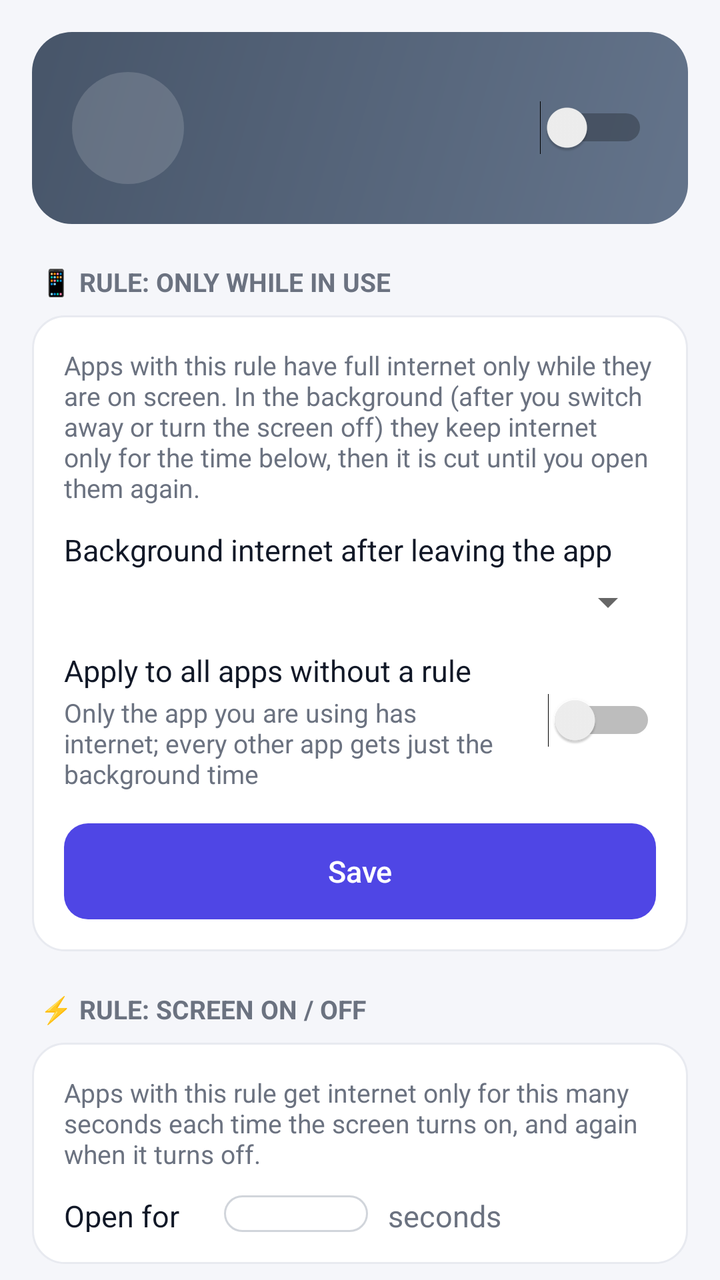
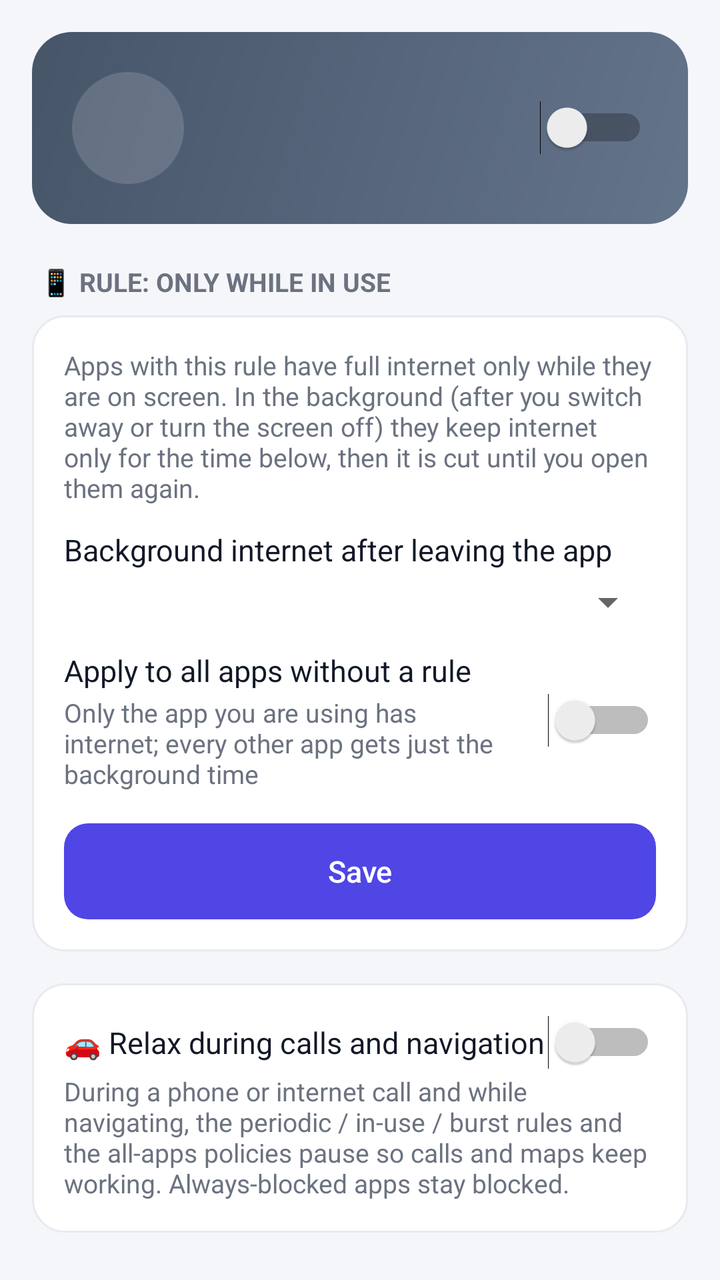

An Android layout rendered at two revisions. The XML below is the earlier revision; the diff shows what the commit changed to produce the second picture.
<!-- AndroidManifest.xml: application theme AppTheme -->
<!-- res/layout/firewall_header.xml -->
<?xml version="1.0" encoding="utf-8"?>
<LinearLayout xmlns:android="http://schemas.android.com/apk/res/android"
    android:layout_width="match_parent"
    android:layout_height="wrap_content"
    android:orientation="vertical"
    android:paddingStart="16dp"
    android:paddingTop="16dp"
    android:paddingEnd="16dp"
    android:paddingBottom="8dp">

    
    <LinearLayout
        android:id="@+id/fwCard"
        android:layout_width="match_parent"
        android:layout_height="wrap_content"
        android:background="@drawable/bg_status_off"
        android:gravity="center_vertical"
        android:orientation="horizontal"
        android:padding="20dp">

        <TextView
            android:id="@+id/fwIcon"
            android:layout_width="56dp"
            android:layout_height="56dp"
            android:background="@drawable/bg_blocked_circle"
            android:gravity="center"
            android:textSize="28sp" />

        <LinearLayout
            android:layout_width="0dp"
            android:layout_height="wrap_content"
            android:layout_marginStart="16dp"
            android:layout_weight="1"
            android:orientation="vertical">

            <TextView
                android:id="@+id/fwTitle"
                android:layout_width="match_parent"
                android:layout_height="wrap_content"
                android:textColor="#FFFFFF"
                android:textSize="19sp"
                android:textStyle="bold" />

            <TextView
                android:id="@+id/fwSub"
                android:layout_width="match_parent"
                android:layout_height="wrap_content"
                android:layout_marginTop="2dp"
                android:textColor="#E6FFFFFF"
                android:textSize="14sp" />
        </LinearLayout>

        <Switch
            android:id="@+id/fwSwitch"
            android:layout_width="wrap_content"
            android:layout_height="wrap_content"
            android:layout_marginStart="8dp" />
    </LinearLayout>

    
    <TextView
        style="@style/SectionTitle"
        android:text="@string/fw_inuse_header" />

    <LinearLayout
        android:layout_width="match_parent"
        android:layout_height="wrap_content"
        android:background="@drawable/bg_card"
        android:orientation="vertical"
        android:padding="16dp">

        <TextView
            android:layout_width="match_parent"
            android:layout_height="wrap_content"
            android:text="@string/fw_inuse_desc"
            android:textColor="@color/text_muted"
            android:textSize="13sp" />

        <TextView
            android:layout_width="match_parent"
            android:layout_height="wrap_content"
            android:layout_marginTop="12dp"
            android:text="@string/fw_inuse_grace_label"
            android:textColor="@color/text"
            android:textSize="15sp" />

        <Spinner
            android:id="@+id/inUseGrace"
            android:layout_width="match_parent"
            android:layout_height="wrap_content"
            android:layout_marginTop="4dp" />

        <LinearLayout
            android:layout_width="match_parent"
            android:layout_height="wrap_content"
            android:layout_marginTop="12dp"
            android:gravity="center_vertical"
            android:orientation="horizontal">

            <LinearLayout
                android:layout_width="0dp"
                android:layout_height="wrap_content"
                android:layout_weight="1"
                android:orientation="vertical">

                <TextView
                    android:layout_width="match_parent"
                    android:layout_height="wrap_content"
                    android:text="@string/fw_inuse_all_title"
                    android:textColor="@color/text"
                    android:textSize="15sp" />

                <TextView
                    android:layout_width="match_parent"
                    android:layout_height="wrap_content"
                    android:layout_marginTop="2dp"
                    android:text="@string/fw_inuse_all_sub"
                    android:textColor="@color/text_muted"
                    android:textSize="13sp" />
            </LinearLayout>

            <Switch
                android:id="@+id/inUseAllSwitch"
                android:layout_width="wrap_content"
                android:layout_height="wrap_content"
                android:layout_marginStart="12dp" />
        </LinearLayout>

        <Button
            android:id="@+id/inUseSave"
            style="@style/PrimaryButton"
            android:layout_marginTop="16dp"
            android:text="@string/save" />
    </LinearLayout>

    
    <TextView
        style="@style/SectionTitle"
        android:text="@string/fw_burst_header" />

    <LinearLayout
        android:layout_width="match_parent"
        android:layout_height="wrap_content"
        android:background="@drawable/bg_card"
        android:orientation="vertical"
        android:padding="16dp">

            <TextView
                android:layout_width="match_parent"
                android:layout_height="wrap_content"
                android:text="@string/fw_burst_desc"
                android:textColor="@color/text_muted"
                android:textSize="13sp" />
            <LinearLayout
                android:layout_width="match_parent"
                android:layout_height="wrap_content"
                android:layout_marginTop="12dp"
                android:gravity="center_vertical"
                android:orientation="horizontal">

                <TextView
                    android:layout_width="80dp"
                    android:layout_height="wrap_content"
                    android:text="@string/fw_allow_for"
                    android:textColor="@color/text"
                    android:textSize="15sp" />

                <EditText
                    android:id="@+id/burstSec"
                    android:layout_width="72dp"
                    android:layout_height="wrap_content"
                    android:background="@drawable/bg_input"
                    android:gravity="center"
                    android:inputType="number"
                    android:maxLength="4"
                    android:textColor="@color/text" />

                <TextView
                    android:layout_width="wrap_content"
                    android:layout_height="wrap_content"
                    android:layout_marginStart="10dp"
                    android:text="@string/unit_seconds"
                    android:textColor="@color/text_muted"
                    android:textSize="15sp" />
            </LinearLayout>

        <Button
            android:id="@+id/burstSave"
            style="@style/PrimaryButton"
            android:layout_marginTop="16dp"
            android:text="@string/save" />
    </LinearLayout>

    
    <TextView
        style="@style/SectionTitle"
        android:text="@string/fw_periodic_header" />

    <LinearLayout
        android:layout_width="match_parent"
        android:layout_height="wrap_content"
        android:background="@drawable/bg_card"
        android:orientation="vertical"
        android:padding="16dp">

            <TextView
                android:layout_width="match_parent"
                android:layout_height="wrap_content"
                android:text="@string/fw_periodic_desc"
                android:textColor="@color/text_muted"
                android:textSize="13sp" />
            <LinearLayout
                android:layout_width="match_parent"
                android:layout_height="wrap_content"
                android:layout_marginTop="12dp"
                android:gravity="center_vertical"
                android:orientation="horizontal">

                <TextView
                    android:layout_width="80dp"
                    android:layout_height="wrap_content"
                    android:text="@string/fw_allow_for"
                    android:textColor="@color/text"
                    android:textSize="15sp" />

                <EditText
                    android:id="@+id/onVal"
                    android:layout_width="72dp"
                    android:layout_height="wrap_content"
                    android:background="@drawable/bg_input"
                    android:gravity="center"
                    android:inputType="number"
                    android:maxLength="4"
                    android:textColor="@color/text" />

                <Spinner
                    android:id="@+id/onUnit"
                    android:layout_width="0dp"
                    android:layout_height="wrap_content"
                    android:layout_marginStart="8dp"
                    android:layout_weight="1" />
            </LinearLayout>
            <LinearLayout
                android:layout_width="match_parent"
                android:layout_height="wrap_content"
                android:layout_marginTop="10dp"
                android:gravity="center_vertical"
                android:orientation="horizontal">

                <TextView
                    android:layout_width="80dp"
                    android:layout_height="wrap_content"
                    android:text="@string/fw_every"
                    android:textColor="@color/text"
                    android:textSize="15sp" />

                <EditText
                    android:id="@+id/everyVal"
                    android:layout_width="72dp"
                    android:layout_height="wrap_content"
                    android:background="@drawable/bg_input"
                    android:gravity="center"
                    android:inputType="number"
                    android:maxLength="4"
                    android:textColor="@color/text" />

                <Spinner
                    android:id="@+id/everyUnit"
                    android:layout_width="0dp"
                    android:layout_height="wrap_content"
                    android:layout_marginStart="8dp"
                    android:layout_weight="1" />
            </LinearLayout>

        <TextView
            android:layout_width="match_parent"
            android:layout_height="wrap_content"
            android:layout_marginTop="14dp"
            android:layout_marginBottom="8dp"
            android:text="@string/fw_presets"
            android:textColor="@color/text_muted"
            android:textSize="13sp" />

        <HorizontalScrollView
            android:layout_width="match_parent"
            android:layout_height="wrap_content"
            android:scrollbars="none">

            <LinearLayout
                android:layout_width="wrap_content"
                android:layout_height="wrap_content"
                android:orientation="horizontal">

                <TextView
                    android:id="@+id/preset1"
                    style="@style/Chip"
                    android:text="@string/preset_1" />

                <TextView
                    android:id="@+id/preset2"
                    style="@style/Chip"
                    android:text="@string/preset_2" />

                <TextView
                    android:id="@+id/preset3"
                    style="@style/Chip"
                    android:text="@string/preset_3" />
            </LinearLayout>
        </HorizontalScrollView>

            <TextView
                android:layout_width="match_parent"
                android:layout_height="wrap_content"
                android:layout_marginTop="14dp"
                android:text="@string/fw_screen_on_label"
                android:textColor="@color/text"
                android:textSize="15sp" />

            <Spinner
                android:id="@+id/screenOnMode"
                android:layout_width="match_parent"
                android:layout_height="wrap_content"
                android:layout_marginTop="4dp" />

            <LinearLayout
                android:id="@+id/graceRow"
                android:layout_width="match_parent"
                android:layout_height="wrap_content"
                android:orientation="vertical">

                <TextView
                    android:layout_width="match_parent"
                    android:layout_height="wrap_content"
                    android:layout_marginTop="10dp"
                    android:text="@string/fw_grace_label"
                    android:textColor="@color/text"
                    android:textSize="15sp" />

                <Spinner
                    android:id="@+id/graceSpin"
                    android:layout_width="match_parent"
                    android:layout_height="wrap_content"
                    android:layout_marginTop="4dp" />

                <TextView
                    android:layout_width="match_parent"
                    android:layout_height="wrap_content"
                    android:layout_marginTop="2dp"
                    android:text="@string/fw_grace_sub"
                    android:textColor="@color/text_muted"
                    android:textSize="13sp" />
            </LinearLayout>
            <LinearLayout
                android:layout_width="match_parent"
                android:layout_height="wrap_content"
                android:layout_marginTop="12dp"
                android:gravity="center_vertical"
                android:orientation="horizontal">

                <LinearLayout
                    android:layout_width="0dp"
                    android:layout_height="wrap_content"
                    android:layout_weight="1"
                    android:orientation="vertical">

                    <TextView
                        android:layout_width="match_parent"
                        android:layout_height="wrap_content"
                        android:text="@string/fw_all_apps_title"
                        android:textColor="@color/text"
                        android:textSize="15sp" />

                    <TextView
                        android:layout_width="match_parent"
                        android:layout_height="wrap_content"
                        android:layout_marginTop="2dp"
                        android:text="@string/fw_all_apps_sub"
                        android:textColor="@color/text_muted"
                        android:textSize="13sp" />
                </LinearLayout>

                <Switch
                    android:id="@+id/schedSwitch"
                    android:layout_width="wrap_content"
                    android:layout_height="wrap_content"
                    android:layout_marginStart="12dp" />
            </LinearLayout>

        <Button
            android:id="@+id/saveSched"
            style="@style/PrimaryButton"
            android:layout_marginTop="16dp"
            android:text="@string/fw_save_sched" />
    </LinearLayout>

    
    <TextView
        android:id="@+id/fwAppsHeader"
        style="@style/SectionTitle" />

    <TextView
        android:layout_width="match_parent"
        android:layout_height="wrap_content"
        android:layout_marginBottom="8dp"
        android:paddingStart="4dp"
        android:text="@string/fw_select_hint"
        android:textColor="@color/text_muted"
        android:textSize="13sp" />

    <EditText
        android:id="@+id/fwSearch"
        android:layout_width="match_parent"
        android:layout_height="wrap_content"
        android:layout_marginBottom="10dp"
        android:background="@drawable/bg_input"
        android:hint="@string/search_hint"
        android:inputType="text"
        android:singleLine="true"
        android:textColor="@color/text"
        android:textColorHint="@color/text_faint"
        android:textSize="15sp" />

    <HorizontalScrollView
        android:layout_width="match_parent"
        android:layout_height="wrap_content"
        android:layout_marginBottom="10dp"
        android:scrollbars="none">

        <LinearLayout
            android:layout_width="wrap_content"
            android:layout_height="wrap_content"
            android:orientation="horizontal">

            <TextView
                android:id="@+id/fwChipApply"
                style="@style/Chip"
                android:text="@string/chip_fw_apply_none" />

            <TextView
                android:id="@+id/fwChipAll"
                style="@style/Chip"
                android:text="@string/chip_select_all" />

            <TextView
                android:id="@+id/fwChipNone"
                style="@style/Chip"
                android:text="@string/chip_deselect" />
        </LinearLayout>
    </HorizontalScrollView>

</LinearLayout>
<!-- resources referenced by this layout -->
<resources>
  <color name="text">#111827</color>
  <color name="text_faint">#9CA3AF</color>
  <color name="text_muted">#6B7280</color>
  <!-- drawable bg_blocked_circle (drawable) -->
  <?xml version="1.0" encoding="utf-8"?>
  <shape xmlns:android="http://schemas.android.com/apk/res/android" android:shape="oval">
      <solid android:color="#26FFFFFF" />
  </shape>
  <!-- drawable bg_card (drawable) -->
  <?xml version="1.0" encoding="utf-8"?>
  <shape xmlns:android="http://schemas.android.com/apk/res/android" android:shape="rectangle">
      <solid android:color="@color/card" />
      <corners android:radius="16dp" />
      <stroke android:width="1dp" android:color="@color/card_stroke" />
  </shape>
  <!-- drawable bg_status_off (drawable) -->
  <?xml version="1.0" encoding="utf-8"?>
  <shape xmlns:android="http://schemas.android.com/apk/res/android" android:shape="rectangle">
      <gradient android:angle="315" android:startColor="#475569" android:endColor="#64748B" />
      <corners android:radius="20dp" />
  </shape>
  <string name="chip_deselect">✕ Deselect all</string>
  <string name="chip_fw_apply_none">⚙ Set rule for selected</string>
  <string name="chip_select_all">✓ Select all</string>
  <string name="fw_all_apps_sub">Apps without a rule (Free) also follow this periodic schedule</string>
  <string name="fw_all_apps_title">Apply to all other apps too</string>
  <string name="fw_allow_for">Open for</string>
  <string name="fw_burst_desc">Apps with this rule get internet only for this many seconds each time the screen turns on, and again when it turns off.</string>
  <string name="fw_burst_header">⚡ RULE: SCREEN ON / OFF</string>
  <string name="fw_every">every</string>
  <string name="fw_grace_label">After leaving the app, keep internet for</string>
  <string name="fw_grace_sub">So you can switch between apps or copy and paste. Then it is cut until you open the app again.</string>
  <string name="fw_inuse_all_sub">Only the app you are using has internet; every other app gets just the background time</string>
  <string name="fw_inuse_all_title">Apply to all apps without a rule</string>
  <string name="fw_inuse_desc">Apps with this rule have full internet only while they are on screen. In the background (after you switch away or turn the screen off) they keep internet only for the time below, then it is cut until you open them again.</string>
  <string name="fw_inuse_grace_label">Background internet after leaving the app</string>
  <string name="fw_inuse_header">📱 RULE: ONLY WHILE IN USE</string>
  <string name="fw_periodic_desc">Apps with this rule get internet only during the window below, repeating every period.</string>
  <string name="fw_periodic_header">⏱ RULE: PERIODIC</string>
  <string name="fw_presets">Quick presets</string>
  <string name="fw_save_sched">Save schedule</string>
  <string name="fw_screen_on_label">While the screen is on</string>
  <string name="fw_select_hint">Tap an app to choose its rule · Long-press to select several · \"Select all\" uses the current search</string>
  <string name="preset_1">10 s / 1 min</string>
  <string name="preset_2">5 min / 1 h</string>
  <string name="preset_3">30 min / 1 day</string>
  <string name="save">Save</string>
  <string name="search_hint">🔍 Search apps…</string>
  <string name="unit_seconds">seconds</string>
  <color name="card">#FFFFFF</color>
  <color name="card_stroke">#E8EAF0</color>
  <color name="primary">#4F46E5</color>
  <color name="primary_dark">#4338CA</color>
  <color name="bg">#F5F6FA</color>
  <color name="primary_soft">#EEF2FF</color>
  <!-- unchanged entries left out for length: 7 -->
</resources>

<!-- the commit's change to res/layout/firewall_header.xml (unified diff, before → after) -->
@@ -134,6 +134,32 @@
     </LinearLayout>
 
     
+    <LinearLayout
+        android:layout_width="match_parent"
+        android:layout_height="wrap_content"
+        android:layout_marginTop="16dp"
+        android:background="@drawable/bg_card"
+        android:orientation="vertical"
+        android:padding="16dp">
+
+        <Switch
+            android:id="@+id/fwSmartSwitch"
+            android:layout_width="match_parent"
+            android:layout_height="wrap_content"
+            android:text="@string/fw_smart"
+            android:textColor="@color/text"
+            android:textSize="15sp" />
+
+        <TextView
+            android:layout_width="match_parent"
+            android:layout_height="wrap_content"
+            android:layout_marginTop="2dp"
+            android:text="@string/fw_smart_sub"
+            android:textColor="@color/text_muted"
+            android:textSize="13sp" />
+    </LinearLayout>
+
+    
     <TextView
         style="@style/SectionTitle"
         android:text="@string/fw_burst_header" />
<!-- resource entries referenced after the edit -->
@@ -43,6 +43,8 @@
   <string name="fw_save_sched">Save schedule</string>
   <string name="fw_screen_on_label">While the screen is on</string>
   <string name="fw_select_hint">Tap an app to choose its rule · Long-press to select several · \"Select all\" uses the current search</string>
+  <string name="fw_smart">🚗 Relax during calls and navigation</string>
+  <string name="fw_smart_sub">During a phone or internet call and while navigating, the periodic / in-use / burst rules and the all-apps policies pause so calls and maps keep working. Always-blocked apps stay blocked.</string>
   <string name="preset_1">10 s / 1 min</string>
   <string name="preset_2">5 min / 1 h</string>
   <string name="preset_3">30 min / 1 day</string>
